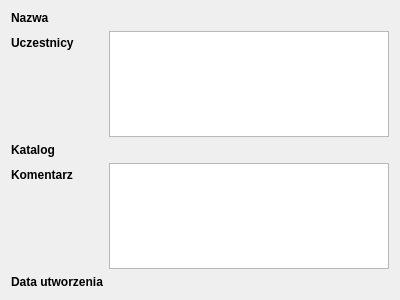
Above: app/projektwidget.ui from wiacekmarcin/StanowiskoChemiczne before the change. Below: the same form after it.
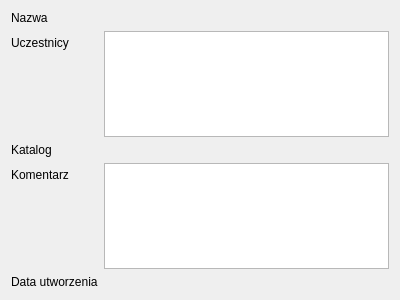
That is the form after the change.

The edit to the form file:
```diff
--- a/app/projektwidget.ui
+++ b/app/projektwidget.ui
@@ -16,12 +16,6 @@
   <layout class="QFormLayout" name="formLayout">
    <item row="0" column="0">
     <widget class="QLabel" name="lnazwa">
-     <property name="font">
-      <font>
-       <weight>75</weight>
-       <bold>true</bold>
-      </font>
-     </property>
      <property name="text">
       <string>Nazwa</string>
      </property>
@@ -36,12 +30,6 @@
    </item>
    <item row="1" column="0">
     <widget class="QLabel" name="luczestnicy">
-     <property name="font">
-      <font>
-       <weight>75</weight>
-       <bold>true</bold>
-      </font>
-     </property>
      <property name="text">
       <string>Uczestnicy</string>
      </property>
@@ -52,12 +40,6 @@
    </item>
    <item row="2" column="0">
     <widget class="QLabel" name="lkatalog">
-     <property name="font">
-      <font>
-       <weight>75</weight>
-       <bold>true</bold>
-      </font>
-     </property>
      <property name="text">
       <string>Katalog</string>
      </property>
@@ -72,12 +54,6 @@
    </item>
    <item row="3" column="0">
     <widget class="QLabel" name="lkomentarz">
-     <property name="font">
-      <font>
-       <weight>75</weight>
-       <bold>true</bold>
-      </font>
-     </property>
      <property name="text">
       <string>Komentarz</string>
      </property>
@@ -88,12 +64,6 @@
    </item>
    <item row="4" column="0">
     <widget class="QLabel" name="ldatautworzenia">
-     <property name="font">
-      <font>
-       <weight>75</weight>
-       <bold>true</bold>
-      </font>
-     </property>
      <property name="text">
       <string>Data utworzenia</string>
      </property>
```
